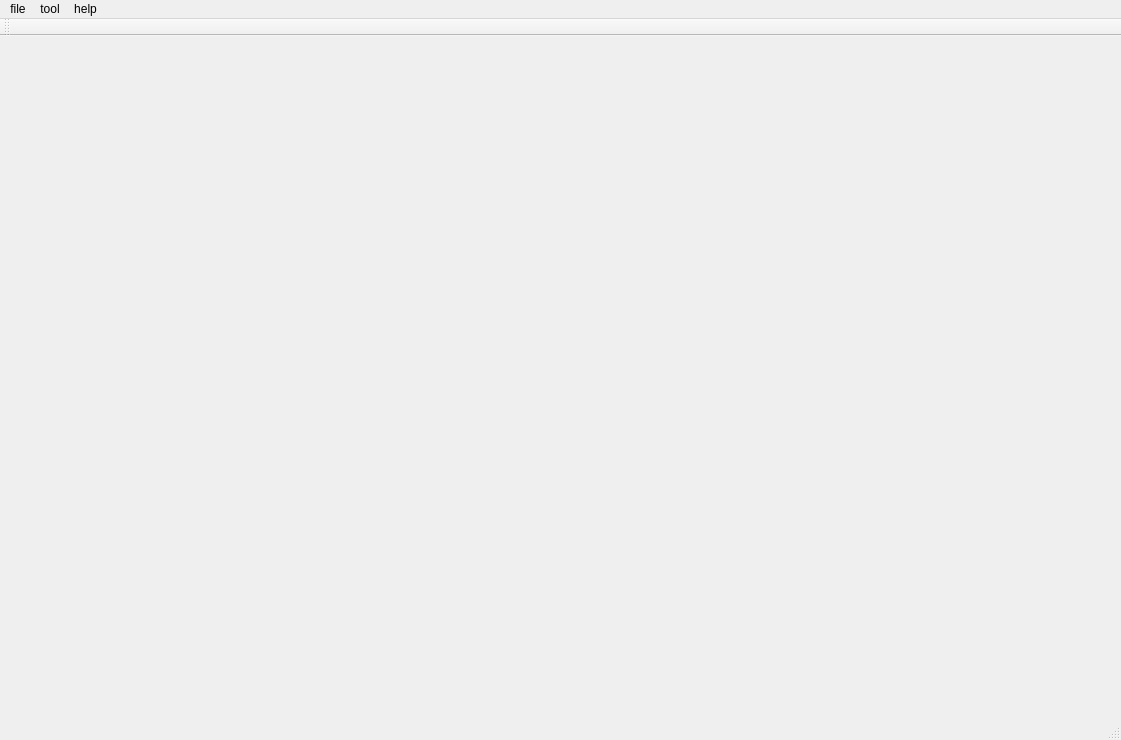
Above: xc7a100t/simple_xdma_app/simple_xdma_app/simple_xdma_app.ui from demo7426/xc7a100tfgg484-2 before the change. Below: the same form after it.
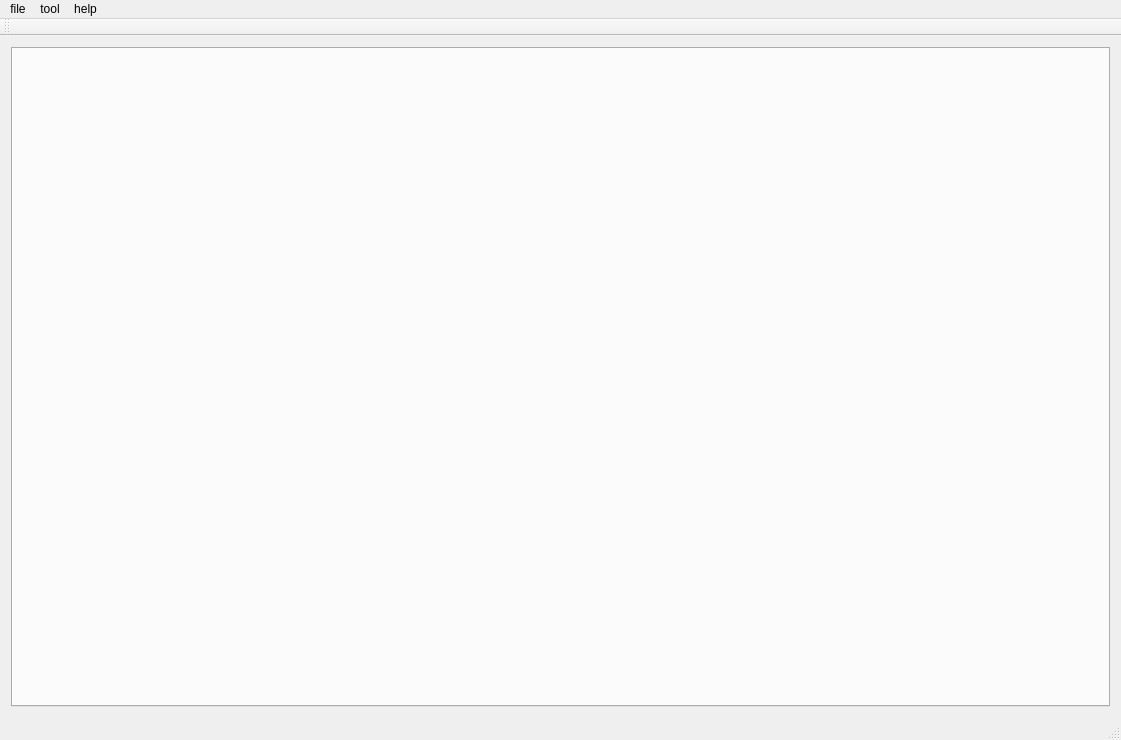
That is the form after the change. Icons and pictures are not drawn.

Patch:
```diff
--- a/xc7a100t/simple_xdma_app/simple_xdma_app/simple_xdma_app.ui
+++ b/xc7a100t/simple_xdma_app/simple_xdma_app/simple_xdma_app.ui
@@ -13,7 +13,13 @@
   <property name="windowTitle">
    <string>simple_xdma_app</string>
   </property>
-  <widget class="QWidget" name="centralWidget"/>
+  <widget class="QWidget" name="centralWidget">
+   <layout class="QVBoxLayout" name="verticalLayout">
+    <item>
+     <widget class="QTabWidget" name="tabWidget"/>
+    </item>
+   </layout>
+  </widget>
   <widget class="QMenuBar" name="menuBar">
    <property name="geometry">
     <rect>
```
